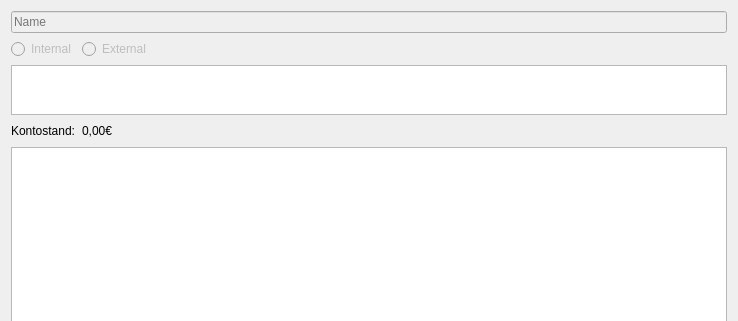
This is widgets/AccountDialog.ui in choosyg/Buchhaltung as Qt 5 draws it before an edit; both pictures show x 0 to 738 and y 0 to 321 of the 738 by 480 pixel window. The edited form follows.
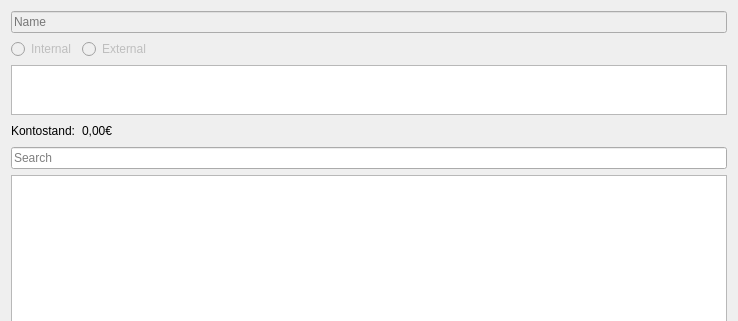
This is the edited form.

Commit message: * Copy svg plugin for QT 5.14 * Vertically allign AccountDialog table entries * Added Search field for Account Dialog

```diff
--- a/widgets/AccountDialog.ui
+++ b/widgets/AccountDialog.ui
@@ -120,6 +120,13 @@
      </item>
     </layout>
    </item>
+   <item>
+    <widget class="QLineEdit" name="FilterLineEdit">
+     <property name="placeholderText">
+      <string>Search</string>
+     </property>
+    </widget>
+   </item>
    <item>
     <widget class="QTableView" name="tableView">
      <property name="sizePolicy">
```
Left out of the diff: 6 changed lines with no effect on the pictures. The commit also changes 5 other files.
